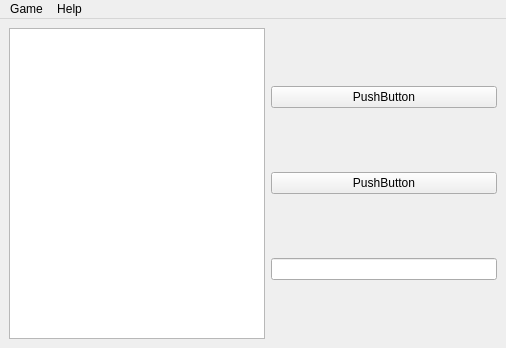
Before: the Qt Designer form mainwindow.ui in pn2k7hanh/PixelSnake, drawn with Qt 5.
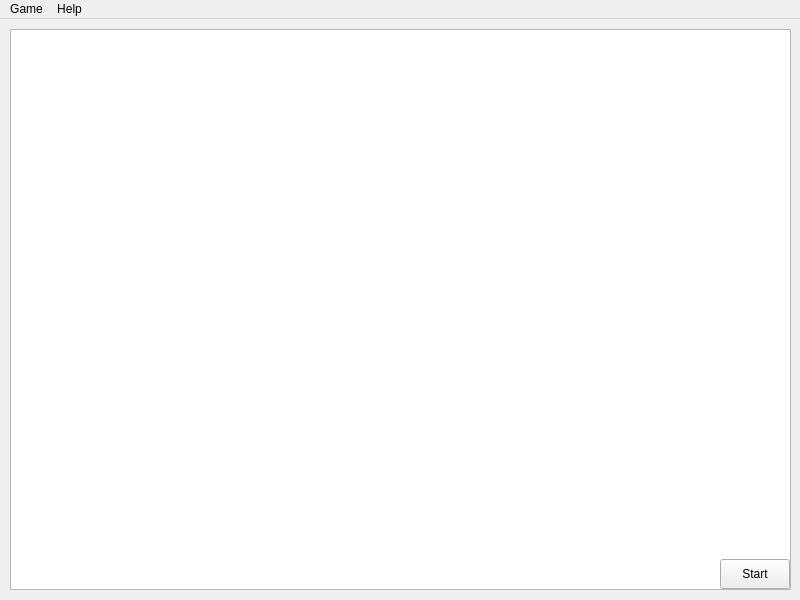
After: the same form once the commit is applied.

The edit to the form file:
```diff
--- a/mainwindow.ui
+++ b/mainwindow.ui
@@ -6,20 +6,26 @@
    <rect>
     <x>0</x>
     <y>0</y>
-    <width>506</width>
-    <height>348</height>
+    <width>800</width>
+    <height>600</height>
    </rect>
   </property>
   <property name="windowTitle">
    <string>Pixel Snake</string>
   </property>
-  <widget class="QWidget" name="centralwidget">
-   <layout class="QHBoxLayout" name="horizontalLayout">
-    <item>
+  <widget class="QWidget" name="widget">
      <widget class="QGraphicsView" name="graphicsView">
       <property name="enabled">
        <bool>true</bool>
       </property>
+    <property name="geometry">
+     <rect>
+      <x>10</x>
+      <y>10</y>
+      <width>781</width>
+      <height>561</height>
+     </rect>
+    </property>
       <property name="verticalScrollBarPolicy">
        <enum>Qt::ScrollBarAlwaysOff</enum>
       </property>
@@ -30,7 +36,7 @@
        <enum>QAbstractScrollArea::AdjustIgnored</enum>
       </property>
       <property name="backgroundBrush">
-       <brush brushstyle="SolidPattern">
+     <brush brushstyle="NoBrush">
         <color alpha="255">
          <red>0</red>
          <green>0</green>
@@ -42,36 +48,26 @@
        <set>Qt::AlignLeading|Qt::AlignLeft|Qt::AlignTop</set>
       </property>
      </widget>
-    </item>
-    <item>
-     <layout class="QVBoxLayout" name="verticalLayout">
-      <item>
-       <widget class="QPushButton" name="pushButton">
-        <property name="text">
-         <string>PushButton</string>
-        </property>
-       </widget>
-      </item>
-      <item>
        <widget class="QPushButton" name="startGameButton">
+    <property name="geometry">
+     <rect>
+      <x>720</x>
+      <y>540</y>
+      <width>70</width>
+      <height>30</height>
+     </rect>
+    </property>
         <property name="text">
-         <string>PushButton</string>
-        </property>
-       </widget>
-      </item>
-      <item>
-       <widget class="QLineEdit" name="lineEdit"/>
-      </item>
-     </layout>
-    </item>
-   </layout>
+     <string>Start</string>
+    </property>
+   </widget>
   </widget>
   <widget class="QMenuBar" name="menubar">
    <property name="geometry">
     <rect>
      <x>0</x>
      <y>0</y>
-     <width>506</width>
+     <width>800</width>
      <height>20</height>
     </rect>
    </property>
```
Left out of the diff: 2 changed lines with no effect on the pictures. Lines whose indentation alone changed are shown as unchanged.
